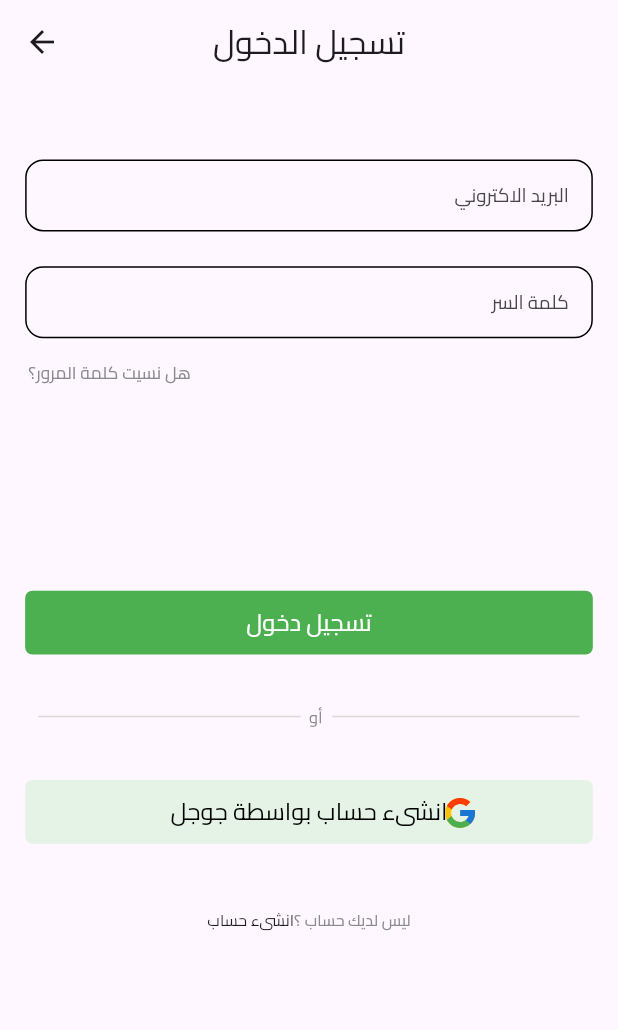
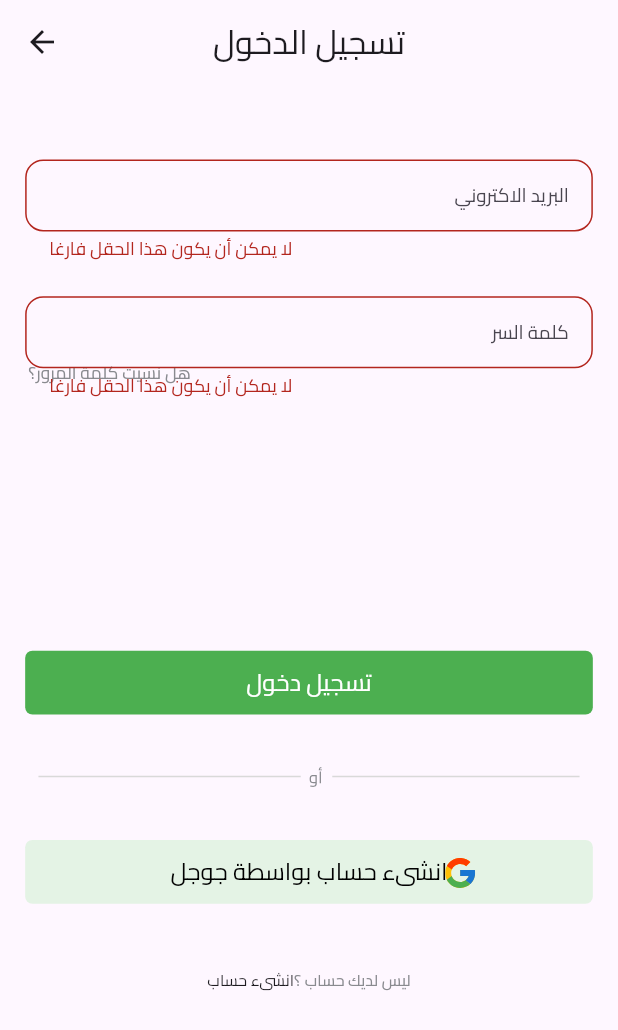
Before and after one commit to samibarsa/Clinic_doctor, a Flutter app: the LoginView screen opened directly, after a tap on "تسجيل دخول", on a phone screen of 412 x 824 dp. Shown: the top 1030 px of the screen. Run offline on Flutter 3.47's test engine with Material 3 defaults, Android fonts, the light colour scheme and no system bars; drawn by our look-alikes of modal_progress_hud_nsn; our stand-ins replace bloc, equatable, flutter_bloc, flutter_screenutil, flutter_svg, supabase_flutter; accounts and stored records are empty.

Commit message:
finish login

```diff
--- a/lib/Features/Auth/Login/presentation/views/login_view.dart
+++ b/lib/Features/Auth/Login/presentation/views/login_view.dart
@@ -1,13 +1,42 @@
+import 'package:doctor_app/Features/Auth/Signup/presentation/maneger/cubit/auth_cubit.dart';
+import 'package:doctor_app/Features/Auth/Signup/presentation/maneger/cubit/auth_state.dart';
+import 'package:doctor_app/core/utils/constant.dart';
 import 'package:doctor_app/core/utils/widgets/Auth_view_body.dart';
 import 'package:flutter/material.dart';
+import 'package:flutter_bloc/flutter_bloc.dart';
 import 'package:flutter_screenutil/flutter_screenutil.dart';
+import 'package:modal_progress_hud_nsn/modal_progress_hud_nsn.dart';
 
 class LoginView extends StatelessWidget {
   const LoginView({super.key});
 
   @override
   Widget build(BuildContext context) {
-    return Scaffold(
+    final TextEditingController email = TextEditingController();
+    final TextEditingController password = TextEditingController();
+    final formKey = GlobalKey<FormState>();
+
+    void submitForm(BuildContext context) {
+      if (formKey.currentState!.validate()) {
+        BlocProvider.of<AuthCubit>(context).signIn(email.text, password.text);
+      }
+    }
+
+    return BlocConsumer<AuthCubit, AuthState>(
+      listener: (context, state) {
+        if (state is AuthFailure) {
+          ScaffoldMessenger.of(context).showSnackBar(
+            SnackBar(content: Text(state.error)),
+          );
+        }
+      },
+      builder: (context, state) {
+        return ModalProgressHUD(
+          progressIndicator: const CircularProgressIndicator(
+            color: Color(AppColor.primaryColor),
+          ),
+          inAsyncCall: state is AuthLoading,
+          child: Scaffold(
             appBar: AppBar(
               centerTitle: true,
               title: const Text("تسجيل الدخول"),
@@ -18,13 +47,25 @@ class LoginView extends StatelessWidget {
                   padding: EdgeInsets.only(left: 18.w, top: 190.h),
                   child: Text(
                     "هل نسيت كلمة المرور؟",
-              style: TextStyle(fontSize: 12.sp, color: const Color(0xff898A8F)),
+                    style: TextStyle(
+                      fontSize: 12.sp,
+                      color: const Color(0xff898A8F),
+                    ),
                   ),
                 ),
                 AuthViewBody(
-            onTap: () {},
-            firstTextEditingFiled: TextEditingController(),
-            secondTextEditingFiled: TextEditingController(),
+                  formKey: formKey,
+                  onTap: () {
+                    submitForm(context);
+                  },
+                  firstTextEditingFiled: email,
+                  secondTextEditingFiled: password,
+                  validator: (value) {
+                    if (value == null || value.isEmpty) {
+                      return 'لا يمكن أن يكون هذا الحقل فارغا';
+                    }
+                    return null;
+                  },
                   firstFiled: "البريد الاكتروني",
                   secondFiled: "كلمة السر",
                   questestion: "ليس لديك حساب ؟",
@@ -35,6 +76,9 @@ class LoginView extends StatelessWidget {
                 ),
               ],
             ),
+          ),
+        );
+      },
     );
   }
 }
--- a/lib/Features/Auth/Signup/presentation/maneger/cubit/auth_cubit.dart
+++ b/lib/Features/Auth/Signup/presentation/maneger/cubit/auth_cubit.dart
@@ -3,7 +3,6 @@ import 'package:bloc/bloc.dart';
 import 'package:doctor_app/Features/Auth/Signup/domain/usecases/sign_up.dart';
 import 'package:equatable/equatable.dart';
 
-part 'auth_state.dart';
 
 abstract class AuthState extends Equatable {
   @override
--- a/lib/Features/Auth/Signup/presentation/widget/signup_password_view_body.dart
+++ b/lib/Features/Auth/Signup/presentation/widget/signup_password_view_body.dart
@@ -1,4 +1,5 @@
 import 'package:doctor_app/Features/Auth/Signup/presentation/maneger/cubit/auth_cubit.dart';
+import 'package:doctor_app/Features/Auth/Signup/presentation/maneger/cubit/auth_state.dart';
 import 'package:doctor_app/core/utils/constant.dart';
 import 'package:doctor_app/core/utils/widgets/Auth_view_body.dart';
 import 'package:flutter/material.dart';
@@ -62,6 +63,7 @@ class _SignUpPasswordViewState extends State<SignUpPasswordView> {
       builder: (context, state) {
         return ModalProgressHUD(
           inAsyncCall: inAsyncCall,
+          color:const Color(AppColor.primaryColor) ,
           child: Scaffold(
             appBar: AppBar(
               title: const Text("إنشاء حساب"),
--- a/lib/main.dart
+++ b/lib/main.dart
@@ -1,6 +1,7 @@
 import 'package:doctor_app/Features/Auth/Signup/data/auth_repository_impl.dart';
 import 'package:doctor_app/Features/Auth/Signup/domain/usecases/sign_up.dart';
 import 'package:doctor_app/Features/Auth/Signup/presentation/maneger/cubit/auth_cubit.dart';
+import 'package:doctor_app/Features/Auth/Signup/presentation/maneger/cubit/auth_state.dart';
 import 'package:doctor_app/Features/Splash/splash_screan.dart';
 import 'package:doctor_app/core/utils/constant.dart';
 import 'package:flutter/material.dart';
--- a/pubspec.yaml
+++ b/pubspec.yaml
@@ -44,6 +44,7 @@ dependencies:
   shared_preferences: ^2.3.2
   supabase: ^2.4.0
   supabase_flutter: ^2.8.0
+  uni_links2: ^0.6.0+2
 
 dev_dependencies:
   flutter_lints: ^4.0.0
```
Also changed, not shown: lib/Features/Auth/Signup/presentation/maneger/cubit/auth_state.dart (+22 -4 lines), pubspec.lock, 1 other file. Lines whose indentation alone changed are shown as unchanged.
